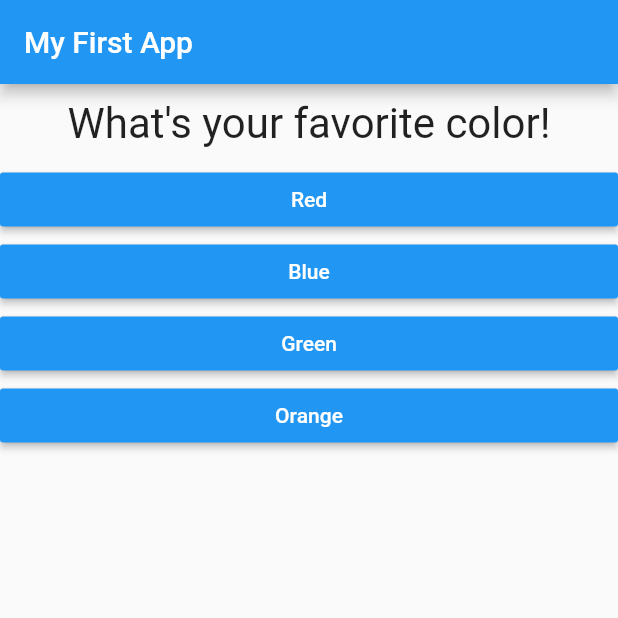
After one commit to TammamKhalaf/flutter_complete_guide_app, a Flutter app: the screen it shows after launch, on a phone screen of 412 x 824 dp, the top half of it. The commit adds this screen. Run offline on Flutter 3.47's test engine with Material 2 defaults, Android fonts, the phone set to English and light mode, and no system bars.

Commit message:
calculating a total score

```diff
--- a/lib/main.dart
+++ b/lib/main.dart
@@ -1,7 +1,7 @@
 import 'package:flutter/material.dart';
+import 'package:flutter_complete_guide_app/result.dart';
 
-import 'answer.dart';
-import 'questions.dart';
+import 'quiz.dart';
 
 void main() => runApp(MyApp());
 
@@ -13,23 +13,42 @@ class MyApp extends StatefulWidget {
 
 class _MyAppState extends State<MyApp> {
   var _questionIndex = 0;
+  var _totalScore = 0;
 
   final _questions = const [
     {
       "questionText": "What's your favorite color!",
-      "answers": ['Red', 'Blue', 'Green', 'Orange']
+      "answers": [
+        {'text': 'Red', 'score': 10},
+        {'text': 'Blue', 'score': 8},
+        {'text': 'Green', 'score': 7},
+        {'text': 'Orange', 'score': 5},
+      ]
     },
     {
       "questionText": "What's your favorite animal!",
-      "answers": ['cat', 'rabbit', 'dog', 'bird']
+      "answers": [
+        {'text': 'cat', 'score': 1},
+        {'text': 'rabbit', 'score': 1},
+        {'text': 'dog', 'score': 1},
+        {'text': 'bird', 'score': 1},
+      ]
     },
     {
       "questionText": "What's your favorite car!",
-      "answers": ['nissan', 'bmw', 'oudi', 'totyota']
+      "answers": [
+        {'text': 'nissan', 'score': 1},
+        {'text': 'bmw', 'score': 1},
+        {'text': 'oudi', 'score': 1},
+        {'text': 'toyota', 'score': 1},
+      ]
     },
   ];
 
-  void _answerQuestion() {
+  void _answerQuestion(int score) {
+
+    _totalScore += score;
+
     setState(() {
       _questionIndex = _questionIndex + 1;
     });
@@ -51,16 +70,12 @@ class _MyAppState extends State<MyApp> {
           title: Text('My First App'),
         ),
         body: _questionIndex < _questions.length
-            ? Column(children: [
-                Question(_questions[_questionIndex]['questionText']),
-                ...(_questions[_questionIndex]['answers'] as List<String>)
-                    .map((answer) {
-                  return Answer(_answerQuestion, answer);
-                }).toList()
-              ])
-            : Center(
-                child: Text("You Did It !"),
-              ),
+            ? Quiz(
+                questions: _questions,
+                answerQuestion: _answerQuestion,
+                questionIndex: _questionIndex,
+              )
+            : Result(),
       ),
     );
   }
--- /dev/null
+++ b/lib/quiz.dart
@@ -0,0 +1,25 @@
+import 'package:flutter/cupertino.dart';
+import 'package:flutter_complete_guide_app/answer.dart';
+import 'package:flutter_complete_guide_app/questions.dart';
+
+class Quiz extends StatelessWidget {
+  final List<Map<String, Object>> questions;
+  final Function answerQuestion;
+  final int questionIndex;
+
+  Quiz({
+    @required this.questions,
+    @required this.answerQuestion,
+    @required this.questionIndex,
+  });
+
+  @override
+  Widget build(BuildContext context) {
+    return Column(children: [
+      Question(questions[questionIndex]['questionText']),
+      ...(questions[questionIndex]['answers'] as List<Map<String,Object>>).map((answer) {
+        return Answer(() => answerQuestion(answer['score']), answer['text']);
+      }).toList()
+    ]);
+  }
+}
--- /dev/null
+++ b/lib/result.dart
@@ -0,0 +1,10 @@
+import 'package:flutter/cupertino.dart';
+
+class Result extends StatelessWidget {
+  @override
+  Widget build(BuildContext context) {
+    return Center(
+      child: Text("You Did It !"),
+    );
+  }
+}
```
